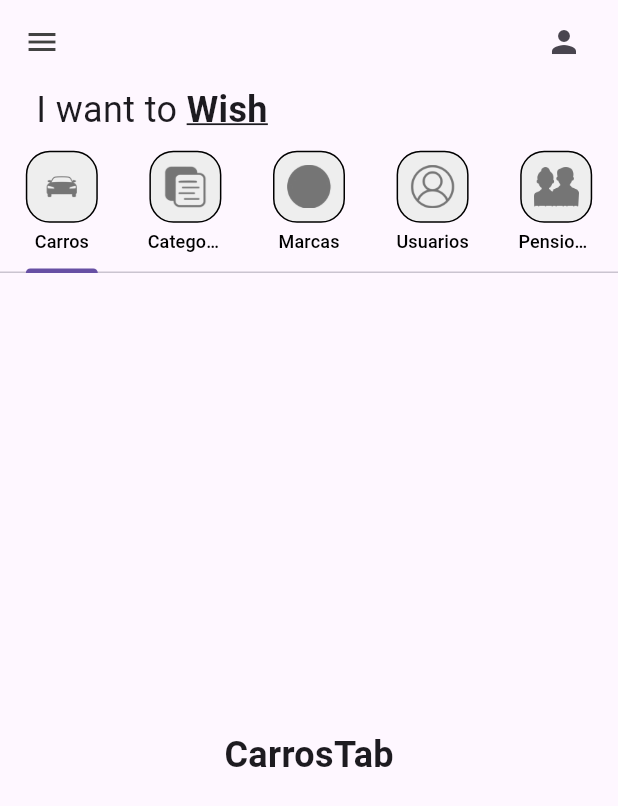
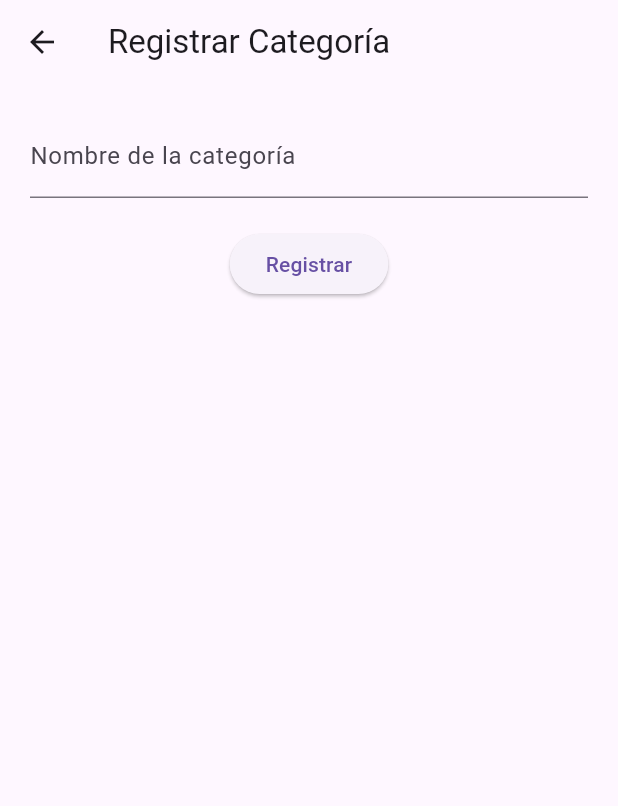
Before and after one commit to oscareperez0809/estacionamiento, a Flutter app: the HomePage screen opened by its route, in the side drawer, after a tap on "Registrar Categoría", on a phone screen of 412 x 824 dp. Shown: the top 806 px of the screen. Run offline on Flutter 3.47's test engine with Material 3 defaults, Android fonts, the light colour scheme and no system bars; our stand-ins replace supabase_flutter; accounts and stored records are empty.

Commit message:
Second commit of proyect parking

```diff
--- /dev/null
+++ b/lib/registros/registrar_categoria.dart
@@ -0,0 +1,66 @@
+import 'package:flutter/material.dart';
+import 'package:supabase_flutter/supabase_flutter.dart';
+
+class RegistrarCategoriaPage extends StatefulWidget {
+  const RegistrarCategoriaPage({super.key});
+
+  @override
+  State<RegistrarCategoriaPage> createState() => _RegistrarCategoriaPageState();
+}
+
+class _RegistrarCategoriaPageState extends State<RegistrarCategoriaPage> {
+  final TextEditingController _nombreCtrl = TextEditingController();
+  final supabase = Supabase.instance.client;
+
+  Future<void> registrarCategoria() async {
+    final nombre = _nombreCtrl.text.trim(); // ← variable correcta
+
+    if (nombre.isEmpty) {
+      ScaffoldMessenger.of(context).showSnackBar(
+        const SnackBar(content: Text("El nombre no puede estar vacío")),
+      );
+      return;
+    }
+
+    try {
+      await supabase.from('categorias').insert({
+        'categoria': nombre, // ← aquí usas 'nombre', no 'categoria'
+      });
+
+      ScaffoldMessenger.of(context).showSnackBar(
+        const SnackBar(content: Text("Categoría registrada correctamente ✔")),
+      );
+
+      Navigator.pop(context);
+    } catch (e) {
+      ScaffoldMessenger.of(
+        context,
+      ).showSnackBar(SnackBar(content: Text("Error: $e")));
+    }
+  }
+
+  @override
+  Widget build(BuildContext context) {
+    return Scaffold(
+      appBar: AppBar(title: const Text("Registrar Categoría")),
+      body: Padding(
+        padding: const EdgeInsets.all(20),
+        child: Column(
+          children: [
+            TextField(
+              controller: _nombreCtrl,
+              decoration: const InputDecoration(
+                labelText: "Nombre de la categoría",
+              ),
+            ),
+            const SizedBox(height: 20),
+            ElevatedButton(
+              onPressed: registrarCategoria,
+              child: const Text("Registrar"),
+            ),
+          ],
+        ),
+      ),
+    );
+  }
+}
--- a/lib/screens/home_page.dart
+++ b/lib/screens/home_page.dart
@@ -6,6 +6,10 @@ import 'package:estacionamiento/tab/categoria_tab.dart';
 import 'package:estacionamiento/tab/marca_tab.dart';
 import 'package:estacionamiento/tab/usuario_tab.dart';
 import 'package:estacionamiento/tab/pensionados_tab.dart';
+
+//formularios
+import 'package:estacionamiento/registros/registrar_categoria.dart';
+import 'package:estacionamiento/registros/registrar_marca.dart';
 
 // Importa tu widget de tab con icono+texto
 import 'package:estacionamiento/utils/my_tab.dart';
@@ -54,11 +58,16 @@ class _HomePageState extends State<HomePage> {
               ),
 
               ListTile(
-                leading: Icon(Icons.category),
-                title: Text('Registrar Categoría'),
+                leading: const Icon(Icons.category),
+                title: const Text('Registrar Categoría'),
                 onTap: () {
-                  Navigator.pop(context);
-                  DefaultTabController.of(context).animateTo(1);
+                  Navigator.pop(context); // cerrar el drawer
+                  Navigator.push(
+                    context,
+                    MaterialPageRoute(
+                      builder: (context) => const RegistrarCategoriaPage(),
+                    ),
+                  );
                 },
               ),
 
@@ -67,7 +76,12 @@ class _HomePageState extends State<HomePage> {
                 title: Text('Registrar Marca'),
                 onTap: () {
                   Navigator.pop(context);
-                  DefaultTabController.of(context).animateTo(2);
+                  Navigator.push(
+                    context,
+                    MaterialPageRoute(
+                      builder: (context) => const RegistrarMarcaPage(),
+                    ),
+                  );
                 },
               ),
 
@@ -117,9 +131,9 @@ class _HomePageState extends State<HomePage> {
               padding: EdgeInsets.only(left: 24.0),
               child: Row(
                 children: [
-                  Text('I want to ', style: TextStyle(fontSize: 24)),
+                  Text('ESTACIONAMIENTO ', style: TextStyle(fontSize: 24)),
                   Text(
-                    'Wish',
+                    'SALAZAR',
                     style: TextStyle(
                       fontSize: 24,
                       fontWeight: FontWeight.bold,
--- a/pubspec.yaml
+++ b/pubspec.yaml
@@ -28,3 +28,4 @@ flutter:
   assets:
     - lib/images/
     - lib/icons/
+    - lib/icons/marcas/
```
Also changed, not shown: lib/registros/registrar_marca.dart (added, +64 -0 lines), lib/tab/categoria_tab.dart (+70 -6 lines), lib/tab/marca_tab.dart (+71 -6 lines), lib/utils/iconos_categoria.dart (added, +50 -0 lines), lib/utils/iconos_marca.dart (added, +116 -0 lines), lib/icons/marcas/Lamborghini.png (added), lib/icons/marcas/nissan.png (added), lib/icons/marcas/toyota.png (added), lib/icons/marcas/vw.png (added).
